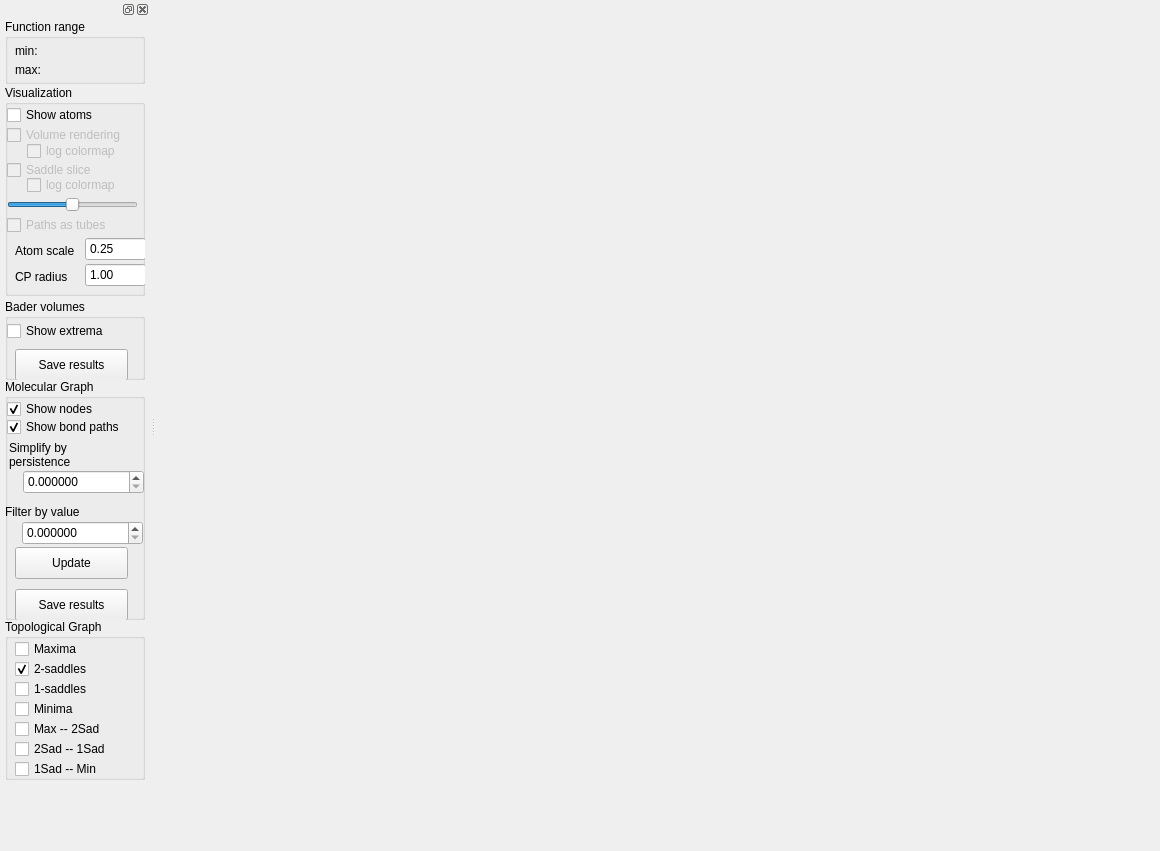
The window that topoms-ui/include/TopoMSUI.ui (LLNL/TopoMS) describes before a commit, drawn with Qt 5.
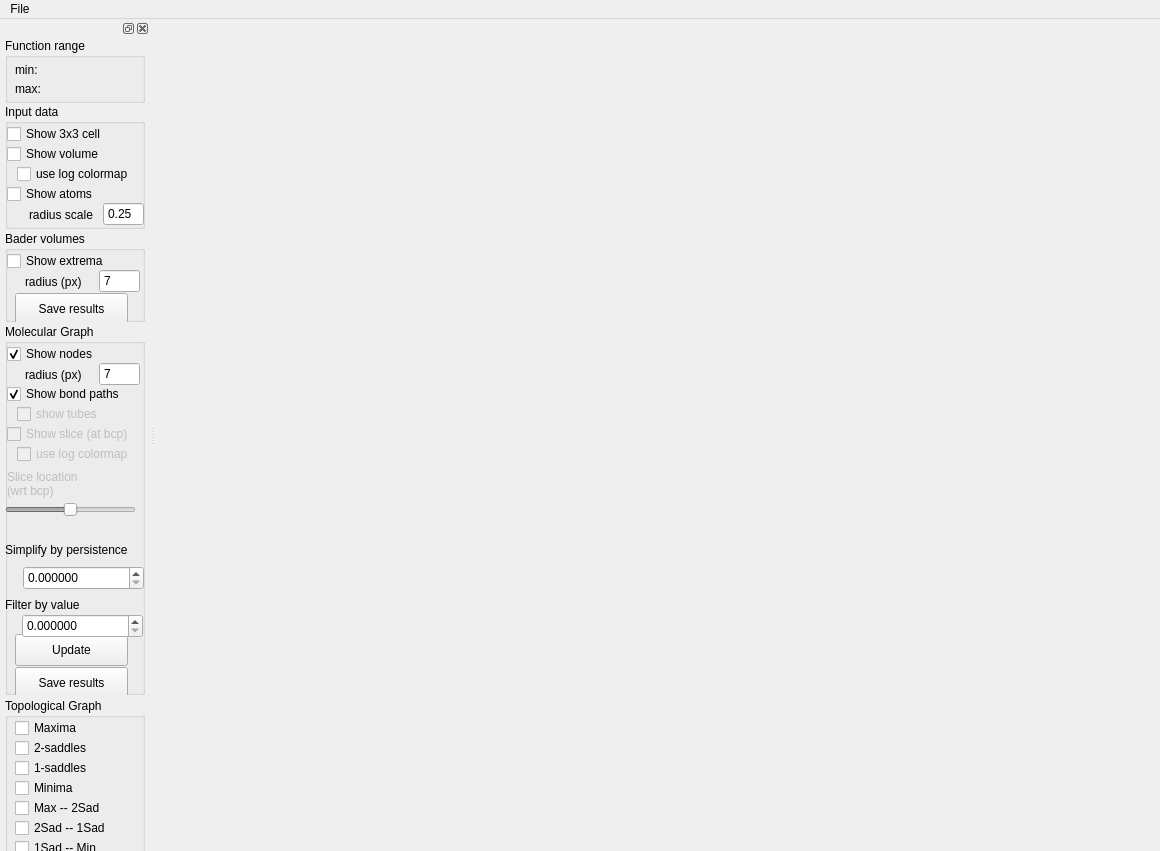
The same window after the commit.

Commit message: fixes in volume rendering, removal of glew load config, and save/load camera cleaned cmake files

```diff
--- a/topoms-ui/include/TopoMSUI.ui
+++ b/topoms-ui/include/TopoMSUI.ui
@@ -35,10 +35,13 @@
    </attribute>
    <widget class="QWidget" name="dockWidgetContents">
     <widget class="QGroupBox" name="groupBox_topo">
+     <property name="enabled">
+      <bool>true</bool>
+     </property>
      <property name="geometry">
       <rect>
        <x>5</x>
-       <y>600</y>
+       <y>660</y>
        <width>140</width>
        <height>161</height>
       </rect>
@@ -72,6 +75,9 @@
       </property>
      </widget>
      <widget class="QCheckBox" name="cb_sd2">
+      <property name="enabled">
+       <bool>true</bool>
+      </property>
       <property name="geometry">
        <rect>
         <x>10</x>
@@ -84,7 +90,7 @@
        <string>2-saddles</string>
       </property>
       <property name="checked">
-       <bool>true</bool>
+       <bool>false</bool>
       </property>
      </widget>
      <widget class="QCheckBox" name="cb_max">
@@ -184,9 +190,9 @@
      <property name="geometry">
       <rect>
        <x>5</x>
-       <y>360</y>
+       <y>286</y>
        <width>140</width>
-       <height>241</height>
+       <height>371</height>
       </rect>
      </property>
      <property name="title">
@@ -202,7 +208,7 @@
       <property name="geometry">
        <rect>
         <x>10</x>
-        <y>168</y>
+        <y>310</y>
         <width>113</width>
         <height>32</height>
        </rect>
@@ -218,7 +224,7 @@
       <property name="geometry">
        <rect>
         <x>18</x>
-        <y>91</y>
+        <y>242</y>
         <width>121</width>
         <height>24</height>
        </rect>
@@ -233,9 +239,9 @@
      <widget class="QLabel" name="label_minval_2">
       <property name="geometry">
        <rect>
-        <x>4</x>
-        <y>60</y>
-        <width>81</width>
+        <x>0</x>
+        <y>210</y>
+        <width>131</width>
         <height>31</height>
        </rect>
       </property>
@@ -250,7 +256,7 @@
       <property name="geometry">
        <rect>
         <x>0</x>
-        <y>117</y>
+        <y>265</y>
         <width>121</width>
         <height>31</height>
        </rect>
@@ -269,7 +275,7 @@
       <property name="geometry">
        <rect>
         <x>17</x>
-        <y>142</y>
+        <y>290</y>
         <width>121</width>
         <height>24</height>
        </rect>
@@ -288,7 +294,7 @@
       <property name="geometry">
        <rect>
         <x>10</x>
-        <y>210</y>
+        <y>343</y>
         <width>113</width>
         <height>32</height>
        </rect>
@@ -317,7 +323,7 @@
       <property name="geometry">
        <rect>
         <x>2</x>
-        <y>38</y>
+        <y>60</y>
         <width>131</width>
         <height>20</height>
        </rect>
@@ -329,6 +335,154 @@
        <bool>true</bool>
       </property>
      </widget>
+     <widget class="QCheckBox" name="cb_tubes">
+      <property name="enabled">
+       <bool>false</bool>
+      </property>
+      <property name="geometry">
+       <rect>
+        <x>12</x>
+        <y>80</y>
+        <width>111</width>
+        <height>20</height>
+       </rect>
+      </property>
+      <property name="text">
+       <string>show tubes</string>
+      </property>
+      <property name="checked">
+       <bool>false</bool>
+      </property>
+     </widget>
+     <widget class="QCheckBox" name="cb_slicelog">
+      <property name="enabled">
+       <bool>false</bool>
+      </property>
+      <property name="geometry">
+       <rect>
+        <x>12</x>
+        <y>120</y>
+        <width>131</width>
+        <height>20</height>
+       </rect>
+      </property>
+      <property name="text">
+       <string>use log colormap</string>
+      </property>
+      <property name="checked">
+       <bool>false</bool>
+      </property>
+     </widget>
+     <widget class="QCheckBox" name="cb_saddleSlice">
+      <property name="enabled">
+       <bool>false</bool>
+      </property>
+      <property name="geometry">
+       <rect>
+        <x>2</x>
+        <y>100</y>
+        <width>141</width>
+        <height>20</height>
+       </rect>
+      </property>
+      <property name="text">
+       <string>Show slice (at bcp)</string>
+      </property>
+      <property name="checked">
+       <bool>false</bool>
+      </property>
+     </widget>
+     <widget class="QLabel" name="label_minval_4">
+      <property name="enabled">
+       <bool>false</bool>
+      </property>
+      <property name="geometry">
+       <rect>
+        <x>2</x>
+        <y>144</y>
+        <width>81</width>
+        <height>31</height>
+       </rect>
+      </property>
+      <property name="text">
+       <string>Slice location (wrt bcp)</string>
+      </property>
+      <property name="wordWrap">
+       <bool>true</bool>
+      </property>
+     </widget>
+     <widget class="QSlider" name="sslider">
+      <property name="enabled">
+       <bool>false</bool>
+      </property>
+      <property name="geometry">
+       <rect>
+        <x>0</x>
+        <y>175</y>
+        <width>131</width>
+        <height>22</height>
+       </rect>
+      </property>
+      <property name="minimum">
+       <number>-100</number>
+      </property>
+      <property name="maximum">
+       <number>100</number>
+      </property>
+      <property name="singleStep">
+       <number>1</number>
+      </property>
+      <property name="orientation">
+       <enum>Qt::Horizontal</enum>
+      </property>
+     </widget>
+     <widget class="QLabel" name="label_sphere_8">
+      <property name="geometry">
+       <rect>
+        <x>20</x>
+        <y>35</y>
+        <width>81</width>
+        <height>31</height>
+       </rect>
+      </property>
+      <property name="text">
+       <string>radius (px)</string>
+      </property>
+      <property name="wordWrap">
+       <bool>true</bool>
+      </property>
+     </widget>
+     <widget class="QDoubleSpinBox" name="dsb_nodes">
+      <property name="enabled">
+       <bool>true</bool>
+      </property>
+      <property name="geometry">
+       <rect>
+        <x>94</x>
+        <y>38</y>
+        <width>41</width>
+        <height>24</height>
+       </rect>
+      </property>
+      <property name="buttonSymbols">
+       <enum>QAbstractSpinBox::NoButtons</enum>
+      </property>
+      <property name="decimals">
+       <number>0</number>
+      </property>
+      <property name="minimum">
+       <double>1.000000000000000</double>
+      </property>
+      <property name="maximum">
+       <double>99.000000000000000</double>
+      </property>
+      <property name="singleStep">
+       <double>1.000000000000000</double>
+      </property>
+      <property name="value">
+       <double>7.000000000000000</double>
+      </property>
+     </widget>
     </widget>
     <widget class="QGroupBox" name="groupBox_range">
      <property name="enabled">
@@ -387,11 +541,11 @@
        <x>5</x>
        <y>66</y>
        <width>140</width>
-       <height>211</height>
+       <height>125</height>
       </rect>
      </property>
      <property name="title">
-      <string>Visualization</string>
+      <string>Input data</string>
      </property>
      <property name="flat">
       <bool>false</bool>
@@ -401,18 +555,18 @@
      </property>
      <widget class="QCheckBox" name="cb_log">
       <property name="enabled">
-       <bool>false</bool>
+       <bool>true</bool>
       </property>
       <property name="geometry">
        <rect>
-        <x>22</x>
-        <y>56</y>
-        <width>111</width>
+        <x>12</x>
+        <y>60</y>
+        <width>131</width>
         <height>20</height>
        </rect>
       </property>
       <property name="text">
-       <string>log colormap</string>
+       <string>use log colormap</string>
       </property>
       <property name="checked">
        <bool>false</bool>
@@ -420,7 +574,7 @@
      </widget>
      <widget class="QCheckBox" name="cb_volRend">
       <property name="enabled">
-       <bool>false</bool>
+       <bool>true</bool>
       </property>
       <property name="geometry">
        <rect>
@@ -431,7 +585,7 @@
        </rect>
       </property>
       <property name="text">
-       <string>Volume rendering</string>
+       <string>Show volume</string>
       </property>
       <property name="checked">
        <bool>false</bool>
@@ -443,9 +597,9 @@
       </property>
       <property name="geometry">
        <rect>
-        <x>80</x>
-        <y>152</y>
-        <width>61</width>
+        <x>98</x>
+        <y>98</y>
+        <width>41</width>
         <height>24</height>
        </rect>
       </property>
@@ -459,7 +613,7 @@
        <double>0.100000000000000</double>
       </property>
       <property name="maximum">
-       <double>99.900000000000006</double>
+       <double>9.900000000000000</double>
       </property>
       <property name="singleStep">
        <double>0.100000000000000</double>
@@ -471,33 +625,30 @@
      <widget class="QLabel" name="label_sphere">
       <property name="geometry">
        <rect>
-        <x>10</x>
-        <y>150</y>
-        <width>71</width>
+        <x>24</x>
+        <y>95</y>
+        <width>81</width>
         <height>31</height>
        </rect>
       </property>
       <property name="text">
-       <string>Atom scale</string>
+       <string>radius scale</string>
       </property>
       <property name="wordWrap">
        <bool>true</bool>
       </property>
      </widget>
-     <widget class="QCheckBox" name="cb_tubes">
-      <property name="enabled">
-       <bool>false</bool>
-      </property>
+     <widget class="QCheckBox" name="cb_show3x3">
       <property name="geometry">
        <rect>
         <x>2</x>
-        <y>130</y>
-        <width>111</width>
+        <y>20</y>
+        <width>131</width>
         <height>20</height>
        </rect>
       </property>
       <property name="text">
-       <string>Paths as tubes</string>
+       <string>Show 3x3 cell</string>
       </property>
       <property name="checked">
        <bool>false</bool>
@@ -507,7 +658,7 @@
       <property name="geometry">
        <rect>
         <x>2</x>
-        <y>20</y>
+        <y>80</y>
         <width>131</width>
         <height>20</height>
        </rect>
@@ -519,116 +670,6 @@
        <bool>false</bool>
       </property>
      </widget>
-     <widget class="QLabel" name="label_sphere_2">
-      <property name="geometry">
-       <rect>
-        <x>10</x>
-        <y>176</y>
-        <width>71</width>
-        <height>31</height>
-       </rect>
-      </property>
-      <property name="text">
-       <string>CP radius</string>
-      </property>
-      <property name="wordWrap">
-       <bool>true</bool>
-      </property>
-     </widget>
-     <widget class="QDoubleSpinBox" name="dsb_cp">
-      <property name="enabled">
-       <bool>true</bool>
-      </property>
-      <property name="geometry">
-       <rect>
-        <x>80</x>
-        <y>178</y>
-        <width>61</width>
-        <height>24</height>
-       </rect>
-      </property>
-      <property name="buttonSymbols">
-       <enum>QAbstractSpinBox::NoButtons</enum>
-      </property>
-      <property name="decimals">
-       <number>2</number>
-      </property>
-      <property name="minimum">
-       <double>0.000000000000000</double>
-      </property>
-      <property name="maximum">
-       <double>99.900000000000006</double>
-      </property>
-      <property name="singleStep">
-       <double>0.100000000000000</double>
-      </property>
-      <property name="value">
-       <double>1.000000000000000</double>
-      </property>
-     </widget>
-     <widget class="QCheckBox" name="cb_saddleSlice">
-      <property name="enabled">
-       <bool>false</bool>
-      </property>
-      <property name="geometry">
-       <rect>
-        <x>2</x>
-        <y>75</y>
-        <width>131</width>
-        <height>20</height>
-       </rect>
-      </property>
-      <property name="text">
-       <string>Saddle slice</string>
-      </property>
-      <property name="checked">
-       <bool>false</bool>
-      </property>
-     </widget>
-     <widget class="QCheckBox" name="cb_log2">
-      <property name="enabled">
-       <bool>false</bool>
-      </property>
-      <property name="geometry">
-       <rect>
-        <x>22</x>
-        <y>90</y>
-        <width>111</width>
-        <height>20</height>
-       </rect>
-      </property>
-      <property name="text">
-       <string>log colormap</string>
-      </property>
-      <property name="checked">
-       <bool>false</bool>
-      </property>
-     </widget>
-     <widget class="QSlider" name="sslider">
-      <property name="enabled">
-       <bool>true</bool>
-      </property>
-      <property name="geometry">
-       <rect>
-        <x>2</x>
-        <y>109</y>
-        <width>131</width>
-        <height>22</height>
-       </rect>
-      </property>
-      <property name="minimum">
-       <number>-100</number>
-      </property>
-      <property name="maximum">
-       <number>100</number>
-      </property>
-      <property name="singleStep">
-       <number>1</number>
-      </property>
-      <property name="orientation">
-       <enum>Qt::Horizontal</enum>
-      </property>
-     </widget>
     </widget>
     <widget class="QGroupBox" name="groupBox_bader">
      <property name="enabled">
@@ -637,9 +678,9 @@
      <property name="geometry">
       <rect>
        <x>5</x>
-       <y>280</y>
+       <y>193</y>
        <width>140</width>
-       <height>81</height>
+       <height>91</height>
       </rect>
      </property>
      <property name="title">
@@ -658,7 +699,7 @@
       <property name="geometry">
        <rect>
         <x>10</x>
-        <y>50</y>
+        <y>62</y>
         <width>113</width>
         <height>32</height>
        </rect>
@@ -671,7 +712,7 @@
       <property name="geometry">
        <rect>
         <x>2</x>
-        <y>22</y>
+        <y>20</y>
         <width>131</width>
         <height>20</height>
        </rect>
@@ -683,9 +724,96 @@
        <bool>false</bool>
       </property>
      </widget>
+     <widget class="QDoubleSpinBox" name="dsb_bader">
+      <property name="enabled">
+       <bool>true</bool>
+      </property>
+      <property name="geometry">
+       <rect>
+        <x>94</x>
+        <y>38</y>
+        <width>41</width>
+        <height>24</height>
+       </rect>
+      </property>
+      <property name="buttonSymbols">
+       <enum>QAbstractSpinBox::NoButtons</enum>
+      </property>
+      <property name="decimals">
+       <number>0</number>
+      </property>
+      <property name="minimum">
+       <double>1.000000000000000</double>
+      </property>
+      <property name="maximum">
+       <double>99.000000000000000</double>
+      </property>
+      <property name="singleStep">
+       <double>1.000000000000000</double>
+      </property>
+      <property name="value">
+       <double>7.000000000000000</double>
+      </property>
+     </widget>
+     <widget class="QLabel" name="label_sphere_7">
+      <property name="geometry">
+       <rect>
+        <x>20</x>
+        <y>35</y>
+        <width>81</width>
+        <height>31</height>
+       </rect>
+      </property>
+      <property name="text">
+       <string>radius (px)</string>
+      </property>
+      <property name="wordWrap">
+       <bool>true</bool>
+      </property>
+     </widget>
     </widget>
    </widget>
   </widget>
+  <widget class="QMenuBar" name="menuBar">
+   <property name="geometry">
+    <rect>
+     <x>0</x>
+     <y>0</y>
+     <width>1160</width>
+     <height>22</height>
+    </rect>
+   </property>
+   <widget class="QMenu" name="menuFile">
+    <property name="title">
+     <string>File</string>
+    </property>
+    <addaction name="actionLoad_config"/>
+    <addaction name="separator"/>
+    <addaction name="actionLoad_camera"/>
+    <addaction name="actionSave_camera"/>
+   </widget>
+   <addaction name="menuFile"/>
+  </widget>
+  <action name="actionLoad_config">
+   <property name="text">
+    <string>Load config</string>
+   </property>
+  </action>
+  <action name="actionLoad_camera">
+   <property name="text">
+    <string>Load camera</string>
+   </property>
+  </action>
+  <action name="actionSave_camera">
+   <property name="text">
+    <string>Save camera</string>
+   </property>
+  </action>
+  <action name="actionLoad">
+   <property name="text">
+    <string>Load</string>
+   </property>
+  </action>
  </widget>
  <layoutdefault spacing="6" margin="11"/>
  <resources/>
```
Left out of the diff: 10 changed lines with no effect on the pictures. The commit also changes 15 other files.
